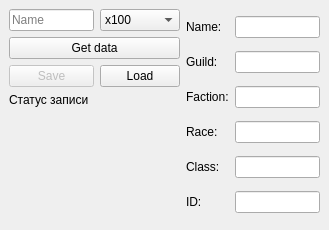
Qt form DBCI/mainwindow.ui (The-Zealot/DBCI) before a commit.
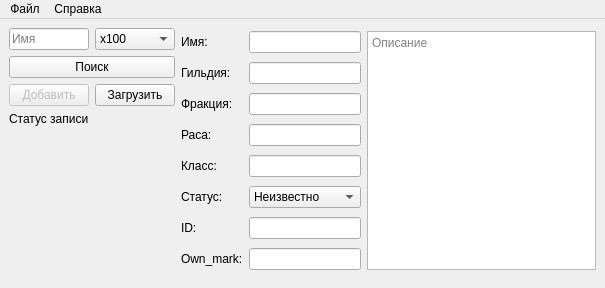
The same form after that commit. Icons and pictures are not drawn.

Diff of the .ui file:
```diff
--- a/DBCI/mainwindow.ui
+++ b/DBCI/mainwindow.ui
@@ -6,27 +6,21 @@
    <rect>
     <x>0</x>
     <y>0</y>
-    <width>329</width>
-    <height>230</height>
+    <width>605</width>
+    <height>288</height>
    </rect>
   </property>
   <property name="windowTitle">
-   <string>main</string>
+   <string>DBCI v2.1</string>
+  </property>
+  <property name="windowIcon">
+   <iconset resource="resource.qrc">
+    <normaloff>:/img/img/ParserIcon_small.png</normaloff>:/img/img/ParserIcon_small.png</iconset>
   </property>
   <widget class="QWidget" name="centralwidget">
    <layout class="QGridLayout" name="gridLayout_3">
     <item row="0" column="0">
      <layout class="QGridLayout" name="gridLayout">
-      <item row="0" column="0">
-       <widget class="QLineEdit" name="lineEdit">
-        <property name="text">
-         <string/>
-        </property>
-        <property name="placeholderText">
-         <string>Name</string>
-        </property>
-       </widget>
-      </item>
       <item row="0" column="1">
        <widget class="QComboBox" name="comboBox">
         <property name="currentIndex">
@@ -49,53 +43,70 @@
         </item>
        </widget>
       </item>
-      <item row="1" column="0" colspan="2">
-       <widget class="QPushButton" name="pushButton">
-        <property name="text">
-         <string>Get data</string>
-        </property>
-       </widget>
-      </item>
       <item row="2" column="0">
        <widget class="QPushButton" name="buttonSave">
         <property name="enabled">
          <bool>false</bool>
         </property>
         <property name="text">
-         <string>Save</string>
+         <string>Добавить</string>
+        </property>
+       </widget>
+      </item>
+      <item row="0" column="0">
+       <widget class="QLineEdit" name="lineEdit">
+        <property name="text">
+         <string/>
+        </property>
+        <property name="placeholderText">
+         <string>Имя</string>
+        </property>
+       </widget>
+      </item>
+      <item row="1" column="0" colspan="2">
+       <widget class="QPushButton" name="pushButton">
+        <property name="text">
+         <string>Поиск</string>
         </property>
        </widget>
       </item>
       <item row="2" column="1">
        <widget class="QPushButton" name="buttonLoad">
         <property name="text">
-         <string>Load</string>
+         <string>Загрузить</string>
+        </property>
+       </widget>
+      </item>
+      <item row="3" column="0" colspan="2">
+       <widget class="QLabel" name="labelIndicator">
+        <property name="text">
+         <string>Статус записи</string>
+        </property>
+        <property name="textFormat">
+         <enum>Qt::PlainText</enum>
         </property>
        </widget>
       </item>
      </layout>
     </item>
-    <item row="1" column="0">
-     <widget class="QLabel" name="labelIndicator">
-      <property name="text">
-       <string>Статус записи</string>
-      </property>
-      <property name="textFormat">
-       <enum>Qt::PlainText</enum>
-      </property>
-     </widget>
-    </item>
-    <item row="0" column="1" rowspan="3">
+    <item row="0" column="1" rowspan="2">
      <layout class="QGridLayout" name="gridLayout_2">
-      <item row="0" column="0">
-       <widget class="QLabel" name="label">
+      <item row="2" column="0">
+       <widget class="QLabel" name="label_3">
         <property name="text">
-         <string>Name:</string>
+         <string>Фракция:</string>
         </property>
        </widget>
       </item>
-      <item row="0" column="1">
-       <widget class="QLineEdit" name="editName">
+      <item row="4" column="0">
+       <widget class="QLabel" name="label_5">
+        <property name="text">
+         <string>Класс:</string>
+        </property>
+       </widget>
+      </item>
+      <item row="3" column="1">
+       <widget class="QLineEdit" name="editRace">
         <property name="enabled">
          <bool>true</bool>
         </property>
@@ -104,13 +115,6 @@
         </property>
        </widget>
       </item>
-      <item row="1" column="0">
-       <widget class="QLabel" name="label_2">
-        <property name="text">
-         <string>Guild:</string>
-        </property>
-       </widget>
-      </item>
       <item row="1" column="1">
        <widget class="QLineEdit" name="editGuild">
         <property name="enabled">
@@ -121,10 +125,10 @@
         </property>
        </widget>
       </item>
-      <item row="2" column="0">
-       <widget class="QLabel" name="label_3">
+      <item row="6" column="0">
+       <widget class="QLabel" name="label_6">
         <property name="text">
-         <string>Faction:</string>
+         <string>ID:</string>
         </property>
        </widget>
       </item>
@@ -138,27 +142,80 @@
         </property>
        </widget>
       </item>
+      <item row="0" column="1">
+       <widget class="QLineEdit" name="editName">
+        <property name="enabled">
+         <bool>true</bool>
+        </property>
+        <property name="readOnly">
+         <bool>true</bool>
+        </property>
+       </widget>
+      </item>
+      <item row="1" column="0">
+       <widget class="QLabel" name="label_2">
+        <property name="text">
+         <string>Гильдия:</string>
+        </property>
+       </widget>
+      </item>
+      <item row="5" column="0">
+       <widget class="QLabel" name="label_7">
+        <property name="text">
+         <string>Статус:</string>
+        </property>
+       </widget>
+      </item>
+      <item row="6" column="1">
+       <widget class="QLineEdit" name="editID">
+        <property name="enabled">
+         <bool>true</bool>
+        </property>
+        <property name="readOnly">
+         <bool>true</bool>
+        </property>
+       </widget>
+      </item>
       <item row="3" column="0">
        <widget class="QLabel" name="label_4">
         <property name="text">
-         <string>Race:</string>
+         <string>Раса:</string>
         </property>
        </widget>
       </item>
-      <item row="3" column="1">
-       <widget class="QLineEdit" name="editRace">
-        <property name="enabled">
-         <bool>true</bool>
-        </property>
-        <property name="readOnly">
-         <bool>true</bool>
-        </property>
+      <item row="5" column="1">
+       <widget class="QComboBox" name="comboBoxStatus">
+        <item>
+         <property name="text">
+          <string>Неизвестно</string>
+         </property>
+        </item>
+        <item>
+         <property name="text">
+          <string>Попущен</string>
+         </property>
+        </item>
+        <item>
+         <property name="text">
+          <string>Ликвидирован</string>
+         </property>
+        </item>
+        <item>
+         <property name="text">
+          <string>Амнистирован</string>
+         </property>
+        </item>
+        <item>
+         <property name="text">
+          <string>Продан</string>
+         </property>
+        </item>
        </widget>
       </item>
-      <item row="4" column="0">
-       <widget class="QLabel" name="label_5">
+      <item row="0" column="0">
+       <widget class="QLabel" name="label">
         <property name="text">
-         <string>Class:</string>
+         <string>Имя:</string>
         </property>
        </widget>
       </item>
@@ -172,26 +229,26 @@
         </property>
        </widget>
       </item>
-      <item row="5" column="0">
-       <widget class="QLabel" name="label_6">
+      <item row="7" column="1">
+       <widget class="QLineEdit" name="lineEditOwner"/>
+      </item>
+      <item row="7" column="0">
+       <widget class="QLabel" name="label_8">
         <property name="text">
-         <string>ID:</string>
+         <string>Own_mark:</string>
         </property>
        </widget>
       </item>
-      <item row="5" column="1">
-       <widget class="QLineEdit" name="editID">
-        <property name="enabled">
-         <bool>true</bool>
-        </property>
-        <property name="readOnly">
-         <bool>true</bool>
+      <item row="0" column="2" rowspan="8">
+       <widget class="QTextEdit" name="textEdit">
+        <property name="placeholderText">
+         <string>Описание</string>
         </property>
        </widget>
       </item>
      </layout>
     </item>
-    <item row="2" column="0">
+    <item row="1" column="0">
      <widget class="QLabel" name="image">
       <property name="sizePolicy">
        <sizepolicy hsizetype="Preferred" vsizetype="Expanding">
@@ -220,11 +277,48 @@
     <rect>
      <x>0</x>
      <y>0</y>
-     <width>329</width>
+     <width>605</width>
      <height>25</height>
     </rect>
    </property>
+   <widget class="QMenu" name="menuFile">
+    <property name="title">
+     <string>Файл</string>
+    </property>
+    <addaction name="actionOpen"/>
+    <addaction name="separator"/>
+    <addaction name="actionExit"/>
+   </widget>
+   <widget class="QMenu" name="menuInfo">
+    <property name="title">
+     <string>Справка</string>
+    </property>
+    <addaction name="actionManual"/>
+    <addaction name="actionAbout"/>
+   </widget>
+   <addaction name="menuFile"/>
+   <addaction name="menuInfo"/>
   </widget>
+  <action name="actionOpen">
+   <property name="text">
+    <string>Открыть...</string>
+   </property>
+  </action>
+  <action name="actionExit">
+   <property name="text">
+    <string>Выход</string>
+   </property>
+  </action>
+  <action name="actionAbout">
+   <property name="text">
+    <string>О программе...</string>
+   </property>
+  </action>
+  <action name="actionManual">
+   <property name="text">
+    <string>Знакомство</string>
+   </property>
+  </action>
  </widget>
  <resources>
   <include location="resource.qrc"/>
```
